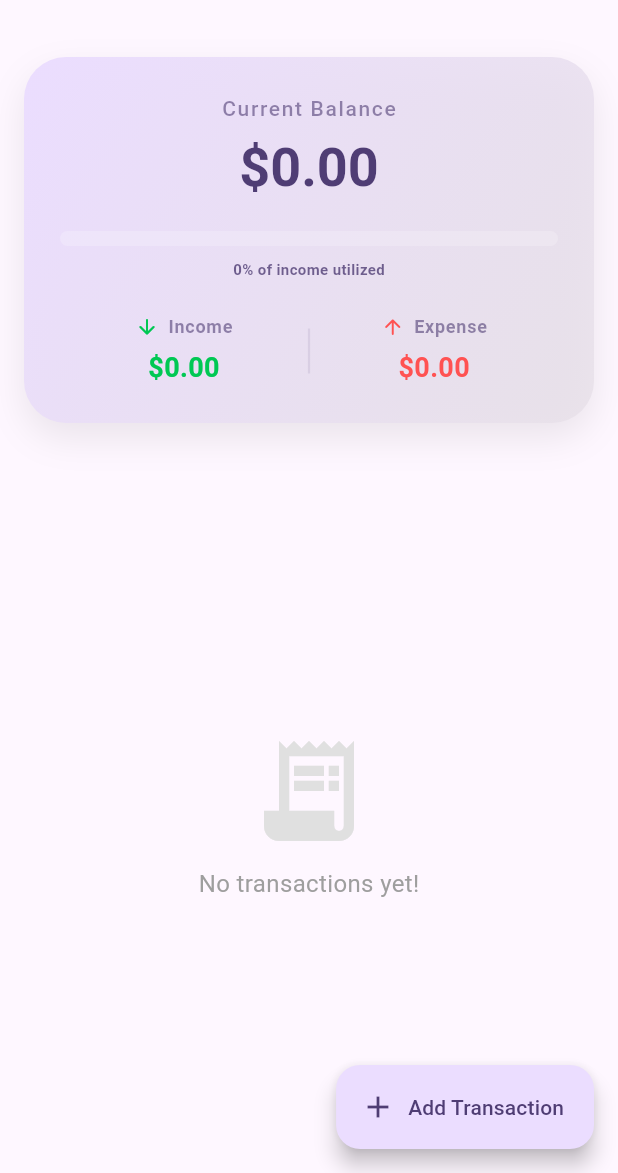
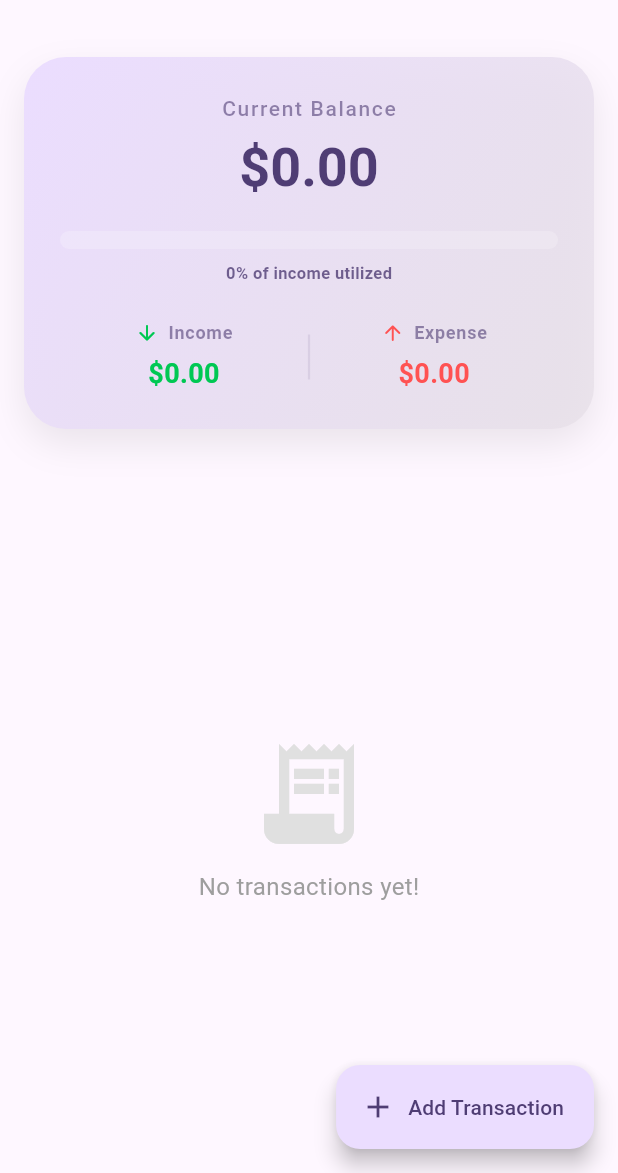
Before and after one commit to Afia-Mobasshira2/Expense-Tracker-App-ost, a Flutter app: the screen it shows after launch, on a phone screen of 412 x 824 dp, the part 63-1236 px from its top. Run offline on Flutter 3.47's test engine with Material 3 defaults, Android fonts, the phone set to English and light mode, and no system bars; our stand-ins replace shared_preferences.

Commit message:
new update

```diff
--- a/lib/views/widgets/dashboard_card.dart
+++ b/lib/views/widgets/dashboard_card.dart
@@ -58,25 +58,40 @@ class DashboardCard extends StatelessWidget {
             const SizedBox(height: 20),
 
             // --- PROGRESS BAR (Visual UI Upgrade) ---
+           // --- ANIMATED PROGRESS BAR (The Extraordinary Touch) ---
+TweenAnimationBuilder<double>(
+  duration: const Duration(milliseconds: 800), // How fast it slides
+  curve: Curves.easeOutCubic, // Smooth "slow down" effect
+  tween: Tween<double>(begin: 0, end: spendingRatio),
+  builder: (context, value, child) {
+    return Column(
+      children: [
         ClipRRect(
           borderRadius: BorderRadius.circular(12),
           child: LinearProgressIndicator(
-                value: spendingRatio,
-                minHeight: 10,
+            value: value, // Use the animated 'value' here
+            minHeight: 12, // Slightly thicker for a modern look
             backgroundColor: Colors.white.withOpacity(0.2),
             valueColor: AlwaysStoppedAnimation<Color>(
-                  spendingRatio > 0.8 ? Colors.orangeAccent : Colors.greenAccent,
+              // Logic: Turns Red if you spend more than you earn
+              value >= 1.0
+                  ? Colors.redAccent
+                  : (value > 0.8 ? Colors.orangeAccent : Colors.greenAccent),
             ),
           ),
         ),
         const SizedBox(height: 8),
         Text(
-              "${(spendingRatio * 100).toStringAsFixed(0)}% of income utilized",
+          "${(value * 100).toStringAsFixed(0)}% of income utilized",
           style: TextStyle(
-                fontSize: 10,
+            fontSize: 11,
             fontWeight: FontWeight.bold,
             color: Theme.of(context).colorScheme.onPrimaryContainer.withOpacity(0.8),
           ),
+        ),
+      ],
+    );
+  },
 ),
 
             const SizedBox(height: 24),
```
Lines whose indentation alone changed are shown as unchanged.
